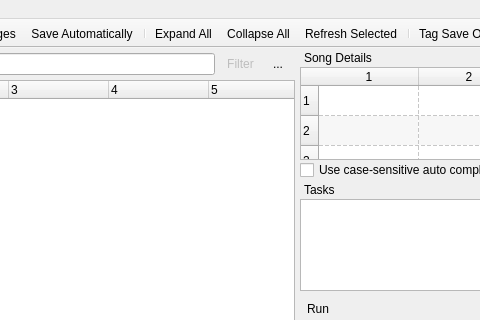
First picture: the form in uman/src/QUMainWindow.ui, repository UltraStar-Deluxe/UltraStar-Manager, before the edit; both pictures show x 192 to 672 and y 0 to 320 of the 979 by 518 pixel window.
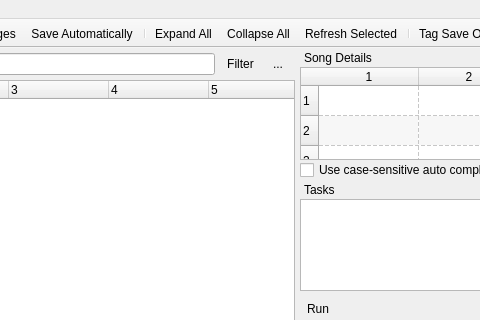
Second picture: the form after the edit. Icons and pictures are not drawn. Custom widgets are drawn as their Qt base class.

What changed in the file:
```diff
--- a/uman/src/QUMainWindow.ui
+++ b/uman/src/QUMainWindow.ui
@@ -79,7 +79,7 @@
            <item>
             <widget class="QToolButton" name="filterBtn" >
              <property name="enabled" >
-              <bool>false</bool>
+              <bool>true</bool>
              </property>
              <property name="toolTip" >
               <string>Apply filter to song tree</string>
```
